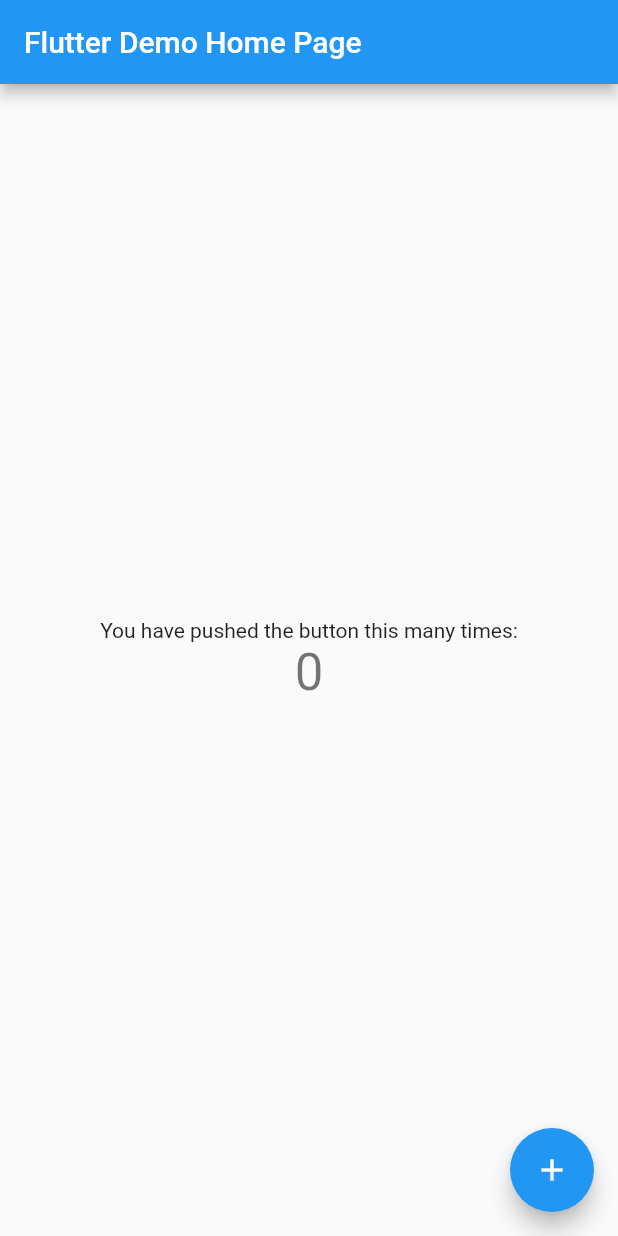
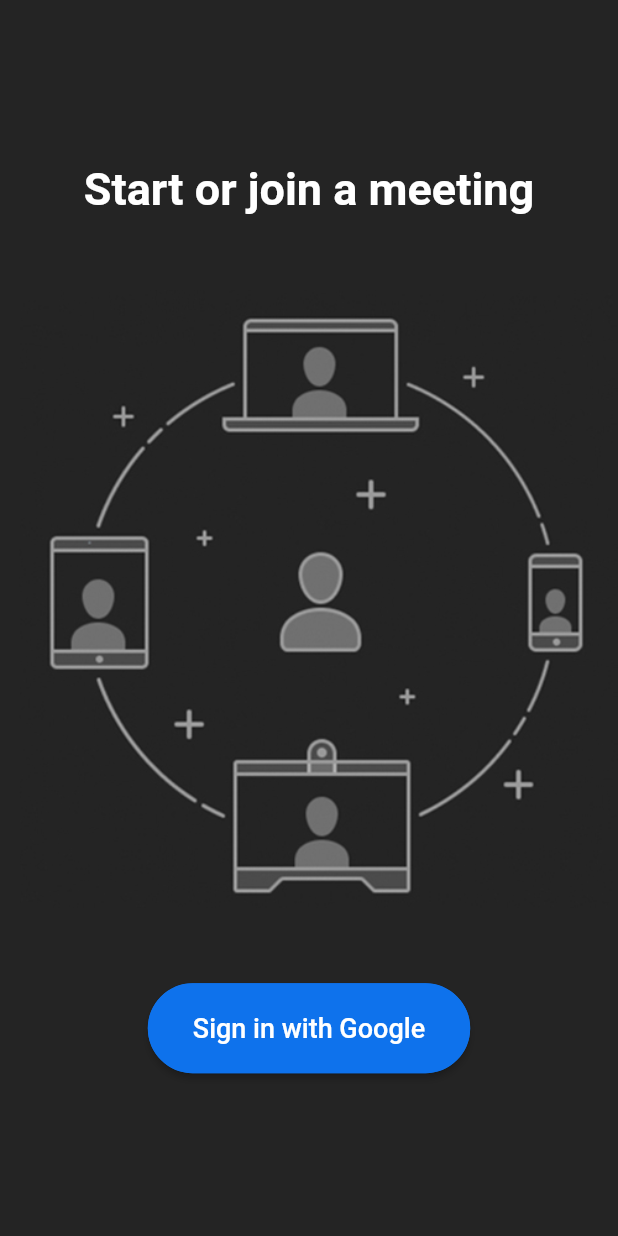
Before and after one commit to Uvais-Mohammad/zoom-clone, a Flutter app: the screen it shows after launch, on a phone screen of 412 x 824 dp. Run offline on Flutter 3.47's test engine with Material 2 defaults, Android fonts, the light colour scheme and no system bars.

Commit message:
feat : login screen completed

```diff
--- a/lib/main.dart
+++ b/lib/main.dart
@@ -1,4 +1,6 @@
 import 'package:flutter/material.dart';
+import 'package:zoom_clone/screens/login_screen.dart';
+import 'package:zoom_clone/utils/colors.dart';
 
 void main() {
   runApp(const MyApp());
@@ -7,109 +9,26 @@
 class MyApp extends StatelessWidget {
   const MyApp({super.key});
 
-  // This widget is the root of your application.
   @override
   Widget build(BuildContext context) {
     return MaterialApp(
-      title: 'Flutter Demo',
-      theme: ThemeData(
-        // This is the theme of your application.
-        //
-        // Try running your application with "flutter run". You'll see the
-        // application has a blue toolbar. Then, without quitting the app, try
-        // changing the primarySwatch below to Colors.green and then invoke
-        // "hot reload" (press "r" in the console where you ran "flutter run",
-        // or simply save your changes to "hot reload" in a Flutter IDE).
-        // Notice that the counter didn't reset back to zero; the application
-        // is not restarted.
-        primarySwatch: Colors.blue,
+      title: 'Zoom Clone',
+      debugShowCheckedModeBanner: false,
+      theme: ThemeData.dark().copyWith(
+        scaffoldBackgroundColor: backgroundColor,
+        elevatedButtonTheme: ElevatedButtonThemeData(
+          style: ElevatedButton.styleFrom(
+            backgroundColor: buttonColor,
+            padding: const EdgeInsets.symmetric(vertical: 15, horizontal: 30),
+            shape: RoundedRectangleBorder(
+              borderRadius: BorderRadius.circular(30),
+              side: const BorderSide(color: buttonColor),
+            ),
+            fixedSize: const Size(double.infinity, 60),
+          ),
+        ),
       ),
-      home: const MyHomePage(title: 'Flutter Demo Home Page'),
+      home: const LoginScreen(),
     );
   }
 }
-
-class MyHomePage extends StatefulWidget {
-  const MyHomePage({super.key, required this.title});
-
-  // This widget is the home page of your application. It is stateful, meaning
-  // that it has a State object (defined below) that contains fields that affect
-  // how it looks.
-
-  // This class is the configuration for the state. It holds the values (in this
-  // case the title) provided by the parent (in this case the App widget) and
-  // used by the build method of the State. Fields in a Widget subclass are
-  // always marked "final".
-
-  final String title;
-
-  @override
-  State<MyHomePage> createState() => _MyHomePageState();
-}
-
-class _MyHomePageState extends State<MyHomePage> {
-  int _counter = 0;
-
-  void _incrementCounter() {
-    setState(() {
-      // This call to setState tells the Flutter framework that something has
-      // changed in this State, which causes it to rerun the build method below
-      // so that the display can reflect the updated values. If we changed
-      // _counter without calling setState(), then the build method would not be
-      // called again, and so nothing would appear to happen.
-      _counter++;
-    });
-  }
-
-  @override
-  Widget build(BuildContext context) {
-    // This method is rerun every time setState is called, for instance as done
-    // by the _incrementCounter method above.
-    //
-    // The Flutter framework has been optimized to make rerunning build methods
-    // fast, so that you can just rebuild anything that needs updating rather
-    // than having to individually change instances of widgets.
-    return Scaffold(
-      appBar: AppBar(
-        // Here we take the value from the MyHomePage object that was created by
-        // the App.build method, and use it to set our appbar title.
-        title: Text(widget.title),
-      ),
-      body: Center(
-        // Center is a layout widget. It takes a single child and positions it
-        // in the middle of the parent.
-        child: Column(
-          // Column is also a layout widget. It takes a list of children and
-          // arranges them vertically. By default, it sizes itself to fit its
-          // children horizontally, and tries to be as tall as its parent.
-          //
-          // Invoke "debug painting" (press "p" in the console, choose the
-          // "Toggle Debug Paint" action from the Flutter Inspector in Android
-          // Studio, or the "Toggle Debug Paint" command in Visual Studio Code)
-          // to see the wireframe for each widget.
-          //
-          // Column has various properties to control how it sizes itself and
-          // how it positions its children. Here we use mainAxisAlignment to
-          // center the children vertically; the main axis here is the vertical
-          // axis because Columns are vertical (the cross axis would be
-          // horizontal).
-          mainAxisAlignment: MainAxisAlignment.center,
-          children: <Widget>[
-            const Text(
-              'You have pushed the button this many times:',
-            ),
-            Text(
-              '$_counter',
-              style: Theme.of(context).textTheme.headline4,
-            ),
-          ],
-        ),
-      ),
-      floatingActionButton: FloatingActionButton(
-        onPressed: _incrementCounter,
-        tooltip: 'Increment',
-        child: const Icon(Icons.add),
-      ), // This trailing comma makes auto-formatting nicer for build methods.
-    );
-  }
-}
--- /dev/null
+++ b/lib/screens/login_screen.dart
@@ -0,0 +1,29 @@
+import 'package:flutter/material.dart';
+import 'package:zoom_clone/widgets/custom_button.dart';
+
+class LoginScreen extends StatelessWidget {
+  const LoginScreen({super.key});
+
+  @override
+  Widget build(BuildContext context) {
+    return Scaffold(
+      body: Column(
+        mainAxisAlignment: MainAxisAlignment.center,
+        children: [
+          const Text(
+            'Start or join a meeting',
+            style: TextStyle(
+              fontSize: 30,
+              fontWeight: FontWeight.bold,
+            ),
+          ),
+          Padding(
+            padding: const EdgeInsets.symmetric(vertical: 50),
+            child: Image.asset('assets/images/onboarding.jpeg'),
+          ),
+          CustomButton(onPressed: () {}, text: 'Sign in with Google'),
+        ],
+      ),
+    );
+  }
+}
--- /dev/null
+++ b/lib/utils/colors.dart
@@ -0,0 +1,6 @@
+import 'package:flutter/material.dart';
+
+const backgroundColor = Color.fromRGBO(36, 36, 36, 1);
+const buttonColor = Color.fromRGBO(14, 114, 236, 1);
+const footerColor = Color.fromRGBO(26, 26, 26, 1);
+const secondaryBackgroundColor = Color.fromRGBO(46, 46, 46, 1);
--- /dev/null
+++ b/lib/widgets/custom_button.dart
@@ -0,0 +1,21 @@
+import 'package:flutter/material.dart';
+
+class CustomButton extends StatelessWidget {
+  const CustomButton({
+    Key? key,
+    required this.text,
+    required this.onPressed,
+  }) : super(key: key);
+
+  final String text;
+  final VoidCallback onPressed;
+  @override
+  Widget build(BuildContext context) {
+    return ElevatedButton(
+        onPressed: onPressed,
+        child: Text(
+          text,
+          style: const TextStyle(fontSize: 18),
+        ));
+  }
+}
```
Also changed, not shown: pubspec.yaml (+4 -71 lines), assets/images/onboarding.jpeg (added), pubspec.lock, 7 other files.
